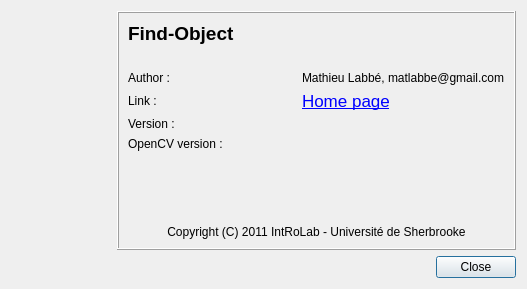
Above: src/ui/aboutDialog.ui from introlab/find-object before the change. Below: the same form after it.
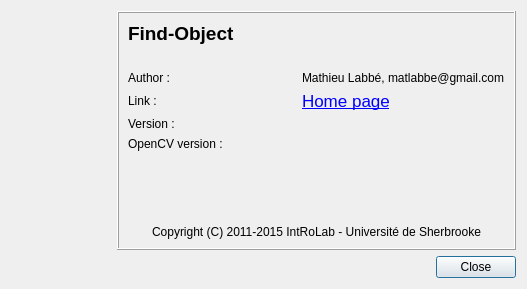
That is the form after the change. Icons and pictures are not drawn.

Diff of the .ui file:
```diff
--- a/src/ui/aboutDialog.ui
+++ b/src/ui/aboutDialog.ui
@@ -185,7 +185,7 @@
         <item>
          <widget class="QLabel" name="label_5">
           <property name="text">
-           <string>Copyright (C) 2011 IntRoLab - Université de Sherbrooke</string>
+           <string>Copyright (C) 2011-2015 IntRoLab - Université de Sherbrooke</string>
           </property>
           <property name="alignment">
            <set>Qt::AlignCenter</set>
```
